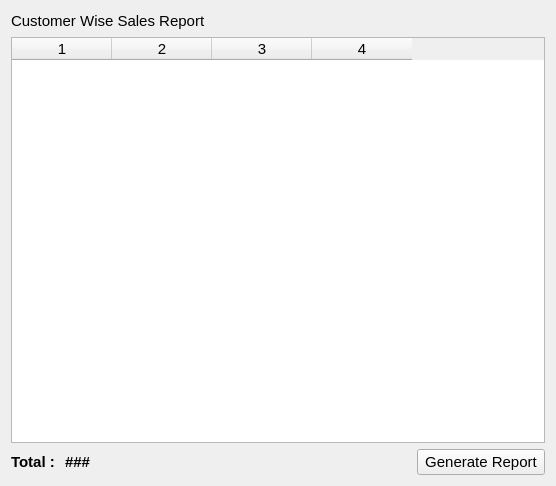
Qt form estorecpp/customerwisesalessummary.ui (Watti/estorecpp) before a commit.
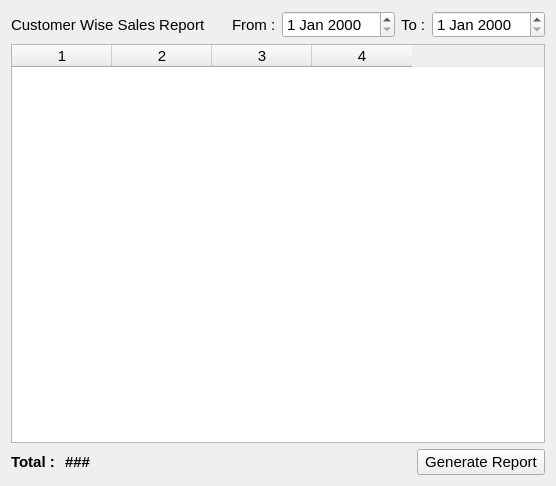
The same form after that commit.

Patch:
```diff
--- a/estorecpp/customerwisesalessummary.ui
+++ b/estorecpp/customerwisesalessummary.ui
@@ -41,6 +41,48 @@
        </property>
       </spacer>
      </item>
+     <item>
+      <widget class="QLabel" name="label_3">
+       <property name="font">
+        <font>
+         <pointsize>11</pointsize>
+        </font>
+       </property>
+       <property name="text">
+        <string>From :</string>
+       </property>
+      </widget>
+     </item>
+     <item>
+      <widget class="QDateEdit" name="fromDate">
+       <property name="font">
+        <font>
+         <pointsize>11</pointsize>
+        </font>
+       </property>
+      </widget>
+     </item>
+     <item>
+      <widget class="QLabel" name="label_4">
+       <property name="font">
+        <font>
+         <pointsize>11</pointsize>
+        </font>
+       </property>
+       <property name="text">
+        <string>To :</string>
+       </property>
+      </widget>
+     </item>
+     <item>
+      <widget class="QDateEdit" name="toDate">
+       <property name="font">
+        <font>
+         <pointsize>11</pointsize>
+        </font>
+       </property>
+      </widget>
+     </item>
     </layout>
    </item>
    <item>
```
